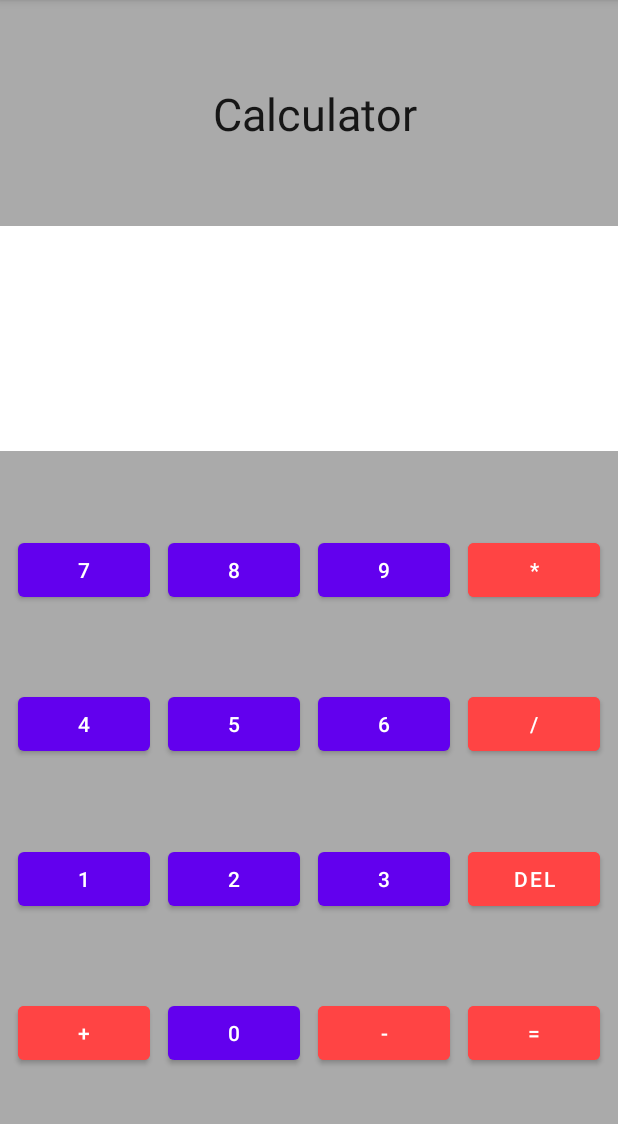
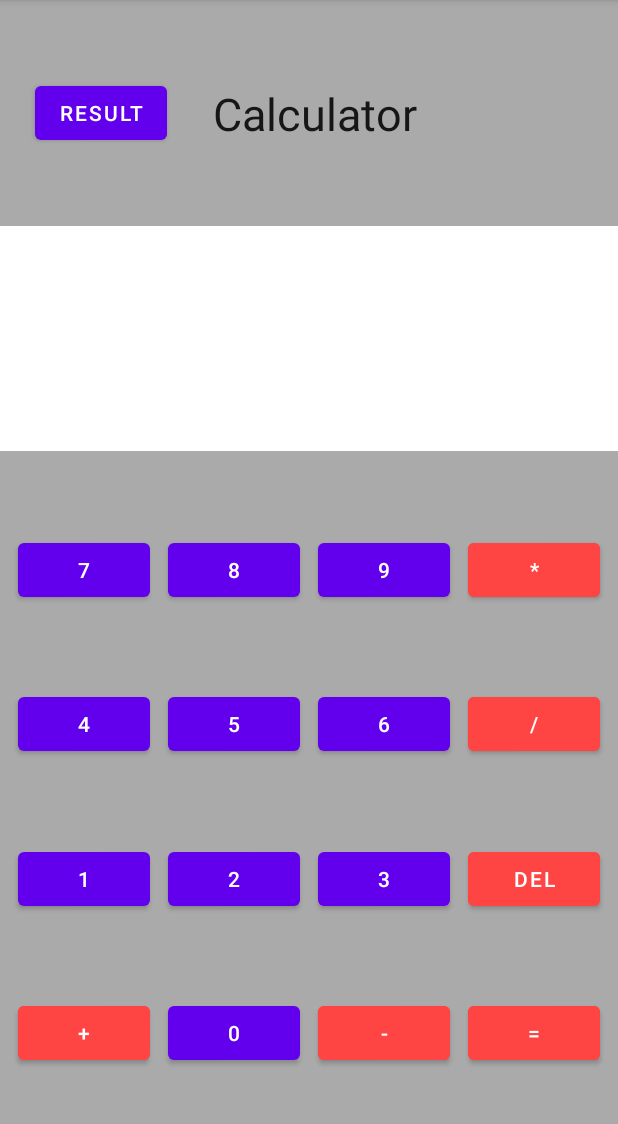
Before and after one commit to thiennguyen2310/My_Application, an Android app: the screen it shows after launch (MainActivity), on a phone screen of 412 x 824 dp, the part 84-1208 px from its top. Run offline under Robolectric (Android 15) with nearby library versions, the phone set to English and light mode, and no system bars.

Commit message:
upgrade caculator

```diff
--- a/app/src/main/java/com/example/myapplication/MainActivity.java
+++ b/app/src/main/java/com/example/myapplication/MainActivity.java
@@ -1,5 +1,6 @@
 package com.example.myapplication;
 
+import android.content.Intent;
 import android.os.Bundle;
 import android.view.View;
 import android.widget.Button;
@@ -10,12 +11,15 @@ import androidx.appcompat.app.AppCompatActivity;
 public class MainActivity extends AppCompatActivity implements View.OnClickListener  {
     TextView t;
     Button num0, num1, num2, num3, num4, num5, num6, num7, num8, num9;
-    Button sum, sub,mul, div, del , equal;
+    Button sum, sub,mul, div, del , equal, result;
     String math = "";
+
+
     @Override
     protected void onCreate(Bundle savedInstanceState) {
         super.onCreate(savedInstanceState);
         setContentView(R.layout.activity_main);
+
         t = findViewById(R.id.txtView);
         assignId(num0,R.id.num0);
         assignId(num1,R.id.num1);
@@ -33,6 +37,7 @@ public class MainActivity extends AppCompatActivity implements View.OnClickListe
         assignId(div,R.id.div);
         assignId(del,R.id.del);
         assignId(equal,R.id.equal);
+        assignId(result, R.id.showAns);
     }
 
     private void assignId(Button btn, int id) {
@@ -74,6 +79,10 @@ public class MainActivity extends AppCompatActivity implements View.OnClickListe
                 t.setText(finalResult);
                 math = finalResult;
             }
+        } else if (buttonText.equals("Result")) {
+            Intent i = new Intent(MainActivity.this, DataWarehouse.class);
+            i.putExtra("value", math);
+            startActivity(i);
         } else {
             math += buttonText;
             t.setText(math);
--- a/app/src/main/res/layout/activity_main.xml
+++ b/app/src/main/res/layout/activity_main.xml
@@ -33,8 +33,21 @@
         android:background="@android:color/white"
         android:ems="10"
         android:textSize="30sp"
+        android:gravity="center|left"
+        android:singleLine="false"
         android:inputType="number"
         android:onClick="clearTextNum1" />
+
+    <Button
+        android:id="@+id/showAns"
+        android:layout_width="wrap_content"
+        android:layout_height="wrap_content"
+        app:layout_constraintTop_toTopOf="parent"
+        app:layout_constraintLeft_toLeftOf="parent"
+        app:layout_constraintRight_toLeftOf="@+id/Caculator"
+        app:layout_constraintBottom_toTopOf="@id/txtView"
+        android:text="Result"
+        />
 
     <Button
         android:id="@+id/num0"
--- a/gradle.properties
+++ b/gradle.properties
@@ -18,4 +18,3 @@ android.useAndroidX=true
 # Enables namespacing of each library's R class so that its R class includes only the
 # resources declared in the library itself and none from the library's dependencies,
 # thereby reducing the size of the R class for that library
-android.nonTransitiveRClass=true
```
Also changed, not shown: app/src/main/AndroidManifest.xml (+7 -0 lines), app/src/main/java/com/example/myapplication/DataWarehouse.java (added, +26 -0 lines), app/src/main/res/layout/activity_data_warehouse.xml (added, +18 -0 lines).
